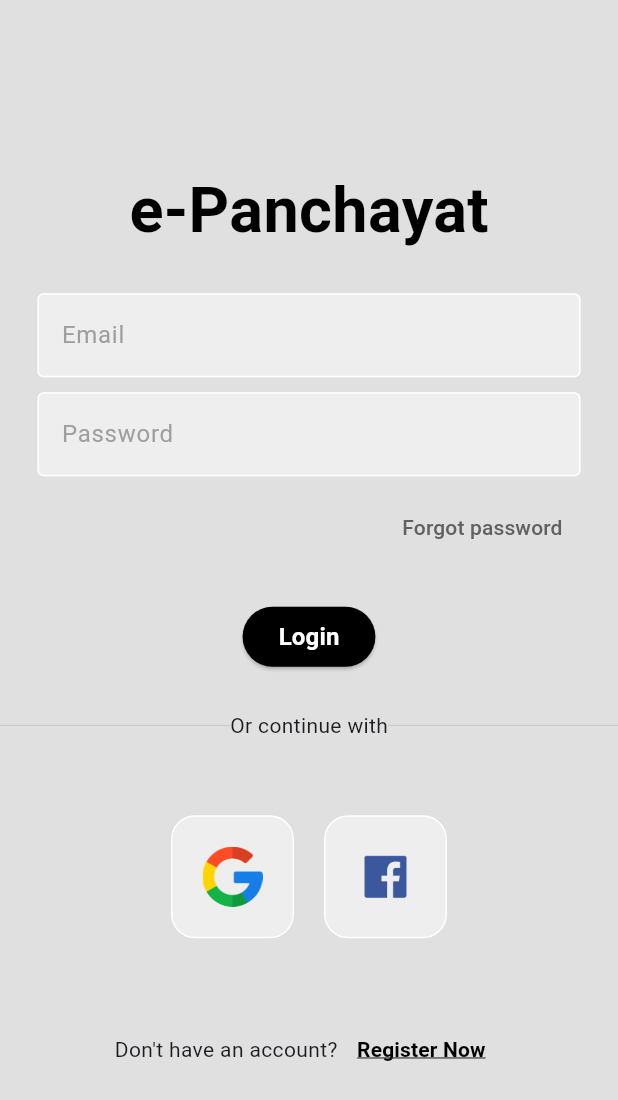
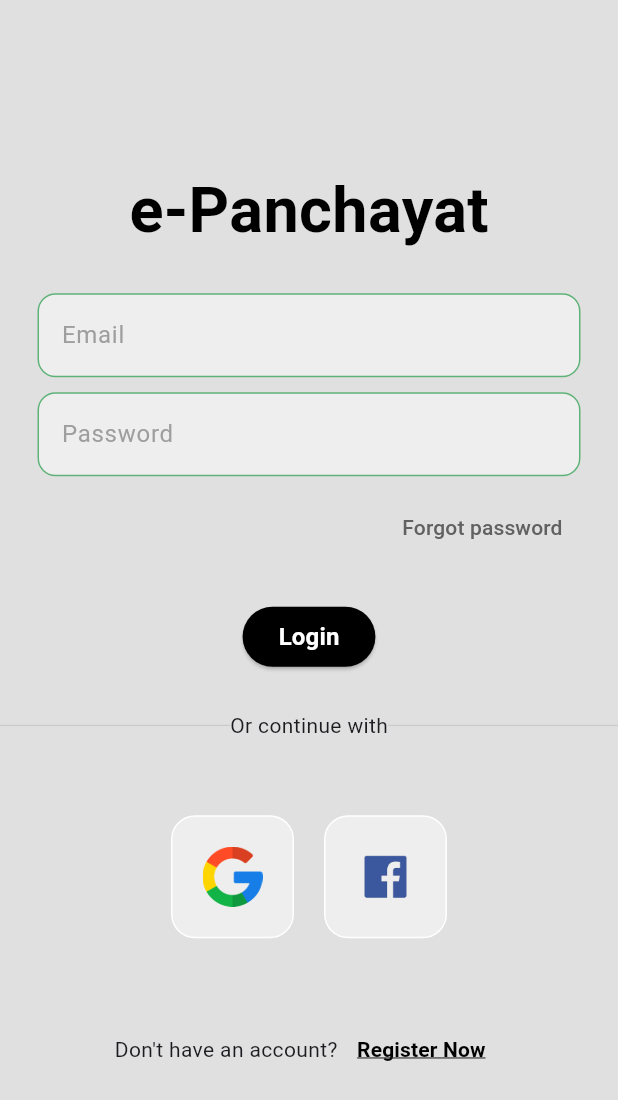
Before and after one commit to ashilCtn/E-PANCHAYT, a Flutter app: the screen it shows after launch, on a phone screen of 412 x 824 dp. Shown: the top 1100 px of the screen. Run offline on Flutter 3.47's test engine with Material 3 defaults, Android fonts, the phone set to English and light mode, and no system bars; our stand-ins replace cloud_firestore, firebase_auth, firebase_core; accounts and stored records are empty.

Commit message:
color change

```diff
--- a/flutter_application_2/lib/components/my_textfield.dart
+++ b/flutter_application_2/lib/components/my_textfield.dart
@@ -1,16 +1,51 @@
+// import 'package:flutter/material.dart';
+
+// class MyTextField extends StatelessWidget {
+//   final controller;
+//   final String hintText;
+//   final bool obscureText;
+//   const MyTextField(
+//       {super.key,
+//       required this.controller,
+//       required this.hintText,
+//       required this.obscureText});
+
+//   @override
+//   Widget build(BuildContext context) {
+//     return Padding(
+//       padding: const EdgeInsets.symmetric(horizontal: 25),
+//       child: TextField(
+//         controller: controller,
+//         decoration: InputDecoration(
+//             enabledBorder: OutlineInputBorder(
+//                 borderSide: const BorderSide(color: Colors.white),
+//                 borderRadius: BorderRadius.circular(12)),
+//             focusedBorder: const OutlineInputBorder(
+//               borderSide: BorderSide(color: Color.fromARGB(106, 247, 0, 255)),
+//               borderRadius: BorderRadius.circular(12)
+//             ),
+//             fillColor: Colors.grey.shade200,
+//             filled: true,
+//             hintText: hintText,
+//             hintStyle: TextStyle(color: Colors.grey[500])),
+//         obscureText: obscureText,
+//       ),
+//     );
+//   }
+// }
+
 import 'package:flutter/material.dart';
 
 class MyTextField extends StatelessWidget {
-  final controller;
+  final TextEditingController controller;
   final String hintText;
-  final bool  obscureText;
+  final bool obscureText;
   const MyTextField({
-    super.key,
+    Key? key,
     required this.controller,
     required this.hintText,
-    required this.obscureText
-    }
-  );
+    required this.obscureText,
+  }) : super(key: key);
 
   @override
   Widget build(BuildContext context) {
@@ -20,15 +55,17 @@ class MyTextField extends StatelessWidget {
         controller: controller,
         decoration: InputDecoration(
           enabledBorder: OutlineInputBorder(
-              borderSide: BorderSide(color: Colors.white),
+            borderSide: const BorderSide(color: Color(0x9A008A2A)),
+            borderRadius: BorderRadius.circular(12),
           ),
           focusedBorder: OutlineInputBorder(
-              borderSide: BorderSide(color: Colors.grey.shade400),
+            borderSide: BorderSide(color: Color(0x9A008A2A)),
+            borderRadius: BorderRadius.circular(12),
           ),
           fillColor: Colors.grey.shade200,
           filled: true,
           hintText: hintText,
-            hintStyle: TextStyle(color: Colors.grey[500])
+          hintStyle: TextStyle(color: Colors.grey[500]),
         ),
         obscureText: obscureText,
       ),
```
Lines whose indentation alone changed are shown as unchanged.
